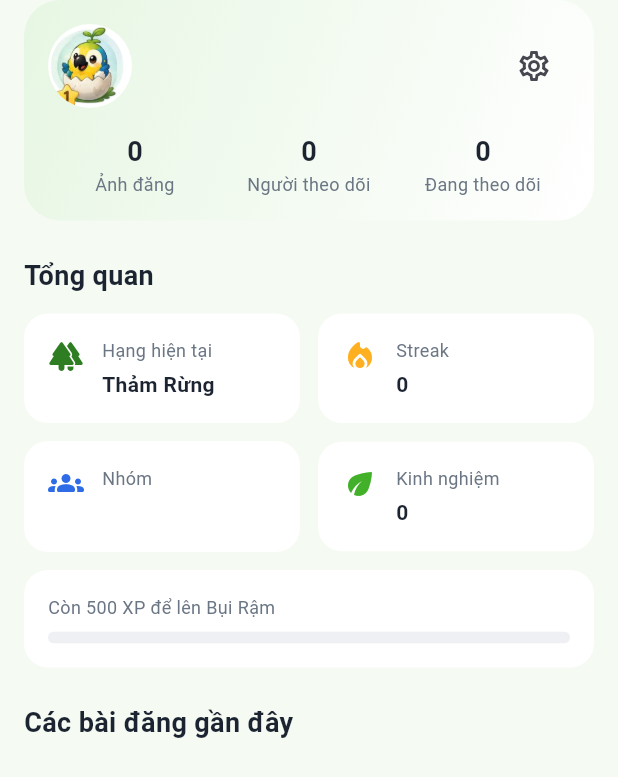
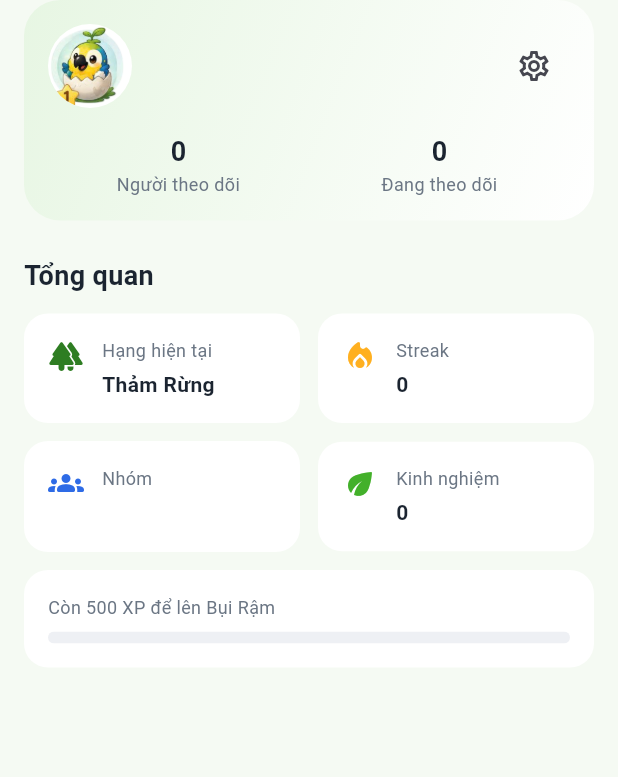
Before and after one commit to khanh11-int/Parrot-English-App, a Flutter app: the _ProfileContent widget shown alone on an empty page, opened directly with empty values, on a phone screen of 412 x 824 dp. Shown: the top 777 px of the screen. Run offline on Flutter 3.47's test engine with Material 3 defaults, Android fonts, the phone set to English and light mode, and no system bars; our stand-ins replace cloud_firestore, dio, firebase_auth, firebase_core, flutter_riverpod, go_router; accounts and stored records are empty.

Commit message:
refactor: hồ sơ bỏ mục Bài đăng gần đây và ô Ảnh đăng
Nhánh này không có dòng thời gian nên không có bài đăng nào. Lưới "Các bài
đăng gần đây" chỉ vẽ N ô xám rỗng theo `recentPostCount`, mà con số đó được
gán cứng `0` trong `UserDocument.toEntity` — tức một mục tiêu đề luôn trống.

Xoá theo cả tầng chứ không chỉ ẩn ở UI: `_RecentPostsGrid`, hai field
`postCount` / `recentPostCount` khỏi entity `UserProfile`, `UserDocument`
(kể cả `toMap` nên document mới không còn ghi field vô nghĩa), DTO, mock và
test. Bỏ luôn ô `Ảnh đăng` ở thẻ đầu trang vì nó cũng là số bài đăng.

Hồ sơ giờ là: thẻ đầu trang (avatar theo hạng + tên + 2 số theo dõi) và mục
Tổng quan — chỗ duy nhất có số liệu thật.

```diff
--- a/lib/features/profile/data/repositories/profile_mock_repository.dart
+++ b/lib/features/profile/data/repositories/profile_mock_repository.dart
@@ -24,13 +24,11 @@ class ProfileMockRepository implements ProfileRepository {
       // Rỗng như tài khoản thật chưa đặt ảnh: `RankAvatar` dùng huy hiệu hạng.
       // 568 XP là hạng Bụi Rậm nên hiện `ranks/level-2.png`.
       avatarAsset: '',
-      postCount: 18,
       followerCount: 1,
       followingCount: 5,
       experience: 568,
       streakDays: 1,
       groupName: 'neu',
-      recentPostCount: 9,
     );
   }
 }
--- a/lib/features/profile/domain/entities/user_profile.dart
+++ b/lib/features/profile/domain/entities/user_profile.dart
@@ -5,18 +5,15 @@ class UserProfile {
   const UserProfile({
     required this.name,
     required this.avatarAsset,
-    required this.postCount,
     required this.followerCount,
     required this.followingCount,
     required this.experience,
     required this.streakDays,
     required this.groupName,
-    required this.recentPostCount,
   });
 
   final String name;
   final String avatarAsset;
-  final int postCount;
   final int followerCount;
   final int followingCount;
   final int experience;
@@ -24,9 +21,6 @@ class UserProfile {
 
   /// Tên nhóm học tập; `null` nếu chưa tham gia nhóm nào.
   final String? groupName;
-
-  /// Số ô ảnh trong lưới "Các bài đăng gần đây".
-  final int recentPostCount;
 
   /// Hạng hiện tại, suy ra từ XP nên không thể lệch với thanh tiến độ.
   ForestRank get rank => ForestRank.fromExperience(experience);
--- a/lib/features/profile/presentation/pages/profile_page.dart
+++ b/lib/features/profile/presentation/pages/profile_page.dart
@@ -61,9 +61,6 @@ class _ProfileContent extends StatelessWidget {
         const SectionHeader(title: 'Tổng quan'),
         _OverviewGrid(profile: profile),
         const SizedBox(height: AppSpacing.xl),
-        const SectionHeader(title: 'Các bài đăng gần đây'),
-        _RecentPostsGrid(count: profile.recentPostCount),
-        const SizedBox(height: AppSpacing.xl),
       ],
     );
   }
@@ -116,9 +113,6 @@ class _ProfileHeaderCard extends StatelessWidget {
           const SizedBox(height: AppSpacing.lg),
           Row(
             children: [
-              Expanded(
-                child: _SocialStat(label: 'Ảnh đăng', value: profile.postCount),
-              ),
               Expanded(
                 child: _SocialStat(
                   label: 'Người theo dõi',
@@ -259,35 +253,3 @@ class _NextRankCard extends StatelessWidget {
     );
   }
 }
-
-/// Lưới ảnh bài đăng, 3 cột, ô vuông.
-class _RecentPostsGrid extends StatelessWidget {
-  const _RecentPostsGrid({required this.count});
-
-  final int count;
-
-  @override
-  Widget build(BuildContext context) {
-    return GridView.builder(
-      // Nằm trong `ListView` nên phải tắt cuộn riêng và tự co theo nội dung.
-      shrinkWrap: true,
-      physics: const NeverScrollableScrollPhysics(),
-      gridDelegate: const SliverGridDelegateWithFixedCrossAxisCount(
-        crossAxisCount: 3,
-        mainAxisSpacing: 2,
-        crossAxisSpacing: 2,
-      ),
-      itemCount: count,
-      itemBuilder: (context, index) => const ColoredBox(
-        color: AppColors.neutral,
-        child: Center(
-          child: Icon(
-            Icons.image_outlined,
-            color: AppColors.textDisabled,
-            size: 24,
-          ),
-        ),
-      ),
-    );
-  }
-}
```
Also changed, not shown: lib/features/profile/data/models/profile_dtos.dart (+0 -8 lines), lib/features/profile/data/models/user_document.dart (+0 -8 lines), 3 other files.
